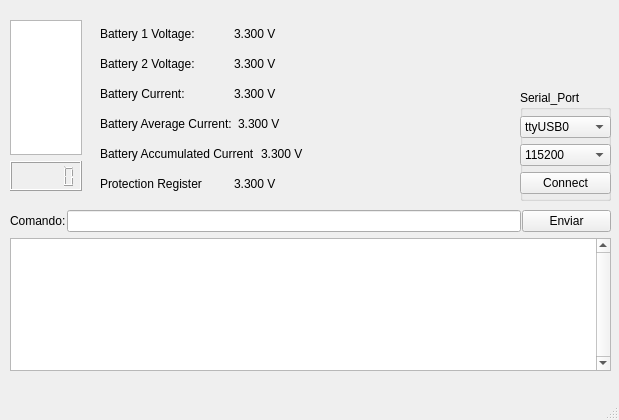
renatomeneghin/CubeSAT_COM_App, file CubeSAT_COM/mainwindow.ui: the form before one commit.
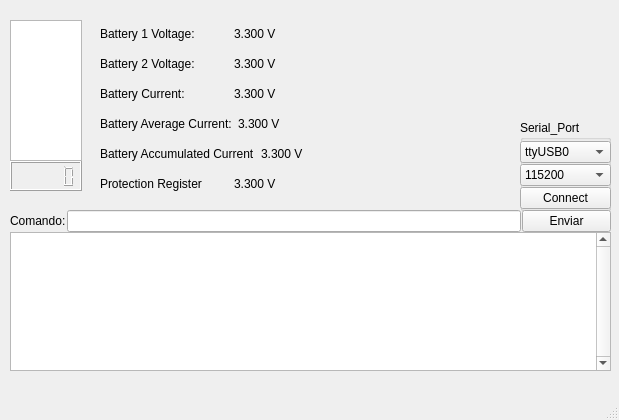
The form after the commit.

Commit message: CHeck responses

Diff of the .ui file:
```diff
--- a/CubeSAT_COM/mainwindow.ui
+++ b/CubeSAT_COM/mainwindow.ui
@@ -24,6 +24,9 @@
      </rect>
     </property>
     <layout class="QVBoxLayout" name="verticalLayout">
+     <property name="spacing">
+      <number>0</number>
+     </property>
      <property name="sizeConstraint">
       <enum>QLayout::SetDefaultConstraint</enum>
      </property>
@@ -54,9 +57,9 @@
     <property name="geometry">
      <rect>
       <x>520</x>
-      <y>90</y>
+      <y>120</y>
       <width>91</width>
-      <height>111</height>
+      <height>91</height>
      </rect>
     </property>
     <property name="title">
@@ -68,7 +71,7 @@
        <x>0</x>
        <y>20</y>
        <width>91</width>
-       <height>91</height>
+       <height>71</height>
       </rect>
      </property>
      <layout class="QVBoxLayout" name="verticalLayout_2">
@@ -219,6 +222,9 @@
      </rect>
     </property>
     <layout class="QVBoxLayout" name="verticalLayout_3">
+     <property name="spacing">
+      <number>0</number>
+     </property>
      <item>
       <layout class="QHBoxLayout" name="horizontalLayout">
        <property name="spacing">
```
Left out of the diff: 16 changed lines with no effect on the pictures. The commit also changes 2 other files.
